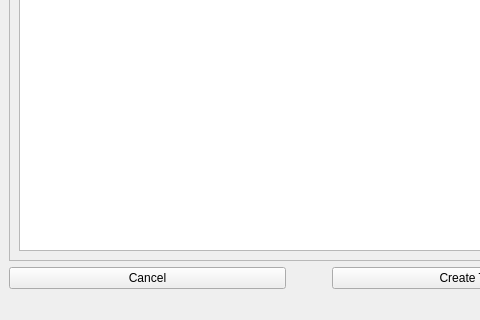
This is UI/create_trial_type.ui in KehatSudri/Behavior_System2.0 as Qt 5 draws it before an edit; both pictures show x 0 to 480 and y 460 to 780 of the 618 by 780 pixel window. The edited form follows.
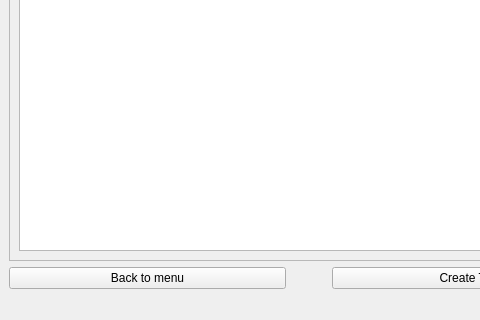
This is the edited form.

```diff
--- a/UI/create_trial_type.ui
+++ b/UI/create_trial_type.ui
@@ -296,7 +296,7 @@
       <item>
        <widget class="QPushButton" name="back_pushButton">
         <property name="text">
-         <string>Cancel</string>
+         <string>Back to menu</string>
         </property>
        </widget>
       </item>
```
